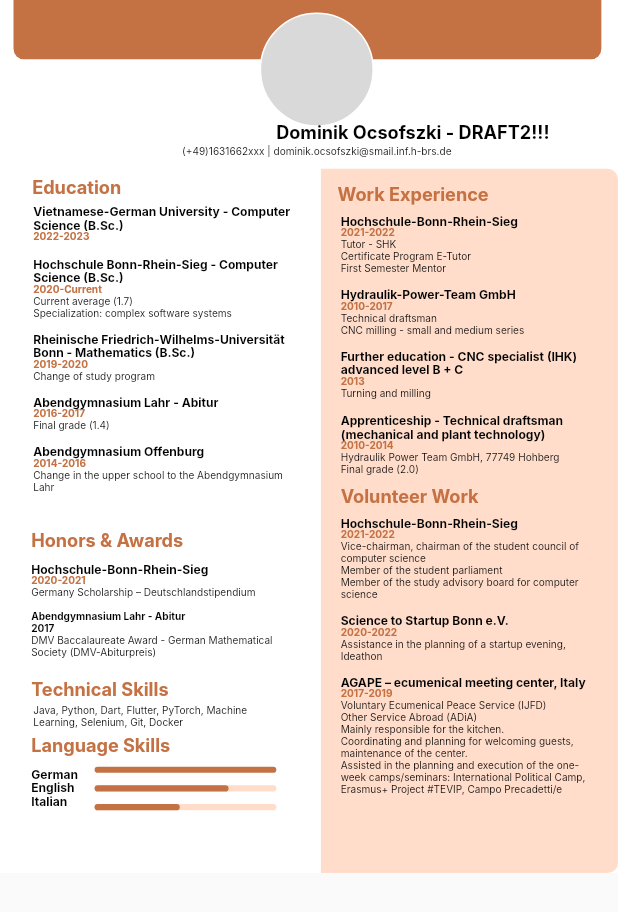
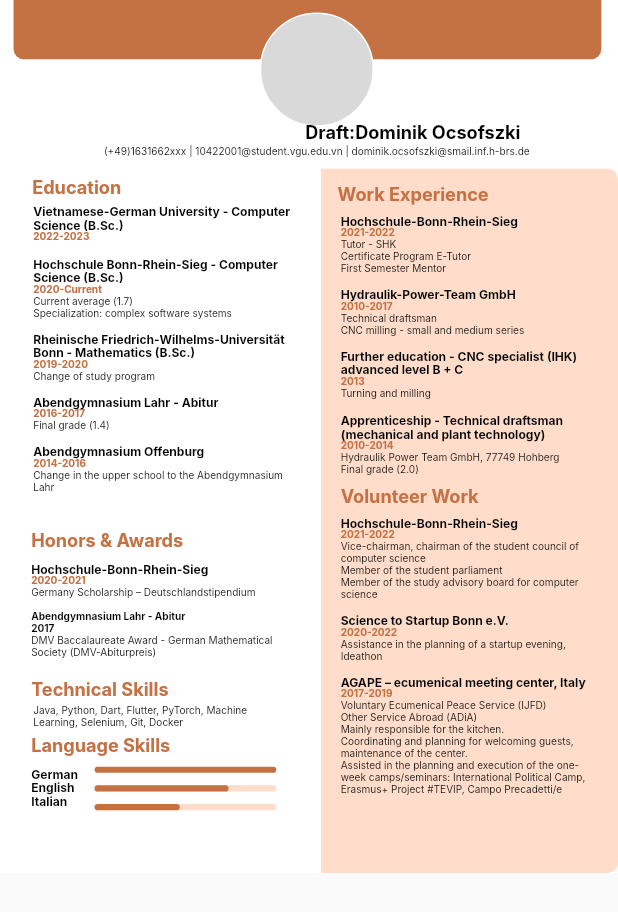
Before and after one commit to DominikOcsofszki/10422001.github.io, a Flutter app: the screen it shows after launch, on a phone screen of 412 x 824 dp. Shown: the top 912 px of the screen. Run offline on Flutter 3.47's test engine with Material 2 defaults, Android fonts, the light colour scheme and no system bars; missing offline and left inert: myapp; Roboto replaces fonts that are missing (Inter).

```diff
--- a/cv_flutter/lib/main.dart
+++ b/cv_flutter/lib/main.dart
@@ -1,6 +1,6 @@
 import 'package:flutter/material.dart';
-import 'package:myapp/utils.dart';
-import 'package:myapp/page-1/cv-dominik.dart' as cvDominik;
+import 'utils.dart';
+import 'page-1/cv-dominik.dart' as CvDominik;
 
 // void main() => runApp(MyApp());
 void main() {
@@ -21,7 +21,7 @@ class MyApp extends StatelessWidget {
       home: Scaffold(
         body: SingleChildScrollView(
           // child: Scene(),
-          child: cvDominik.Scene(),
+          child: CvDominik.Scene(),
         ),
       ),
     );
--- a/cv_flutter/lib/page-1/cv-dominik.dart
+++ b/cv_flutter/lib/page-1/cv-dominik.dart
@@ -1,5 +1,5 @@
 import 'package:flutter/material.dart';
-import 'package:myapp/utils.dart';
+import '/utils.dart';
 
 class Scene extends StatelessWidget {
   @override
@@ -78,7 +78,7 @@ class Scene extends StatelessWidget {
                           width: 350 * fem,
                           height: 22 * fem,
                           child: Text(
-                            'Dominik Ocsofszki - DRAFT2!!!',
+                            'Draft:Dominik Ocsofszki',
                             textAlign: TextAlign.center,
                             style: MyFont(
                               'Inter',
@@ -100,7 +100,7 @@ class Scene extends StatelessWidget {
                 margin:
                     EdgeInsets.fromLTRB(2 * fem, 0 * fem, 0 * fem, 10 * fem),
                 child: Text(
-                  '(+49)1631662xxx | dominik.ocsofszki@smail.inf.h-brs.de',
+                  '(+49)1631662xxx | 10422001@student.vgu.edu.vn | dominik.ocsofszki@smail.inf.h-brs.de',
                   textAlign: TextAlign.center,
                   style: MyFont(
                     'Inter',
--- a/cv_flutter/pubspec.yaml
+++ b/cv_flutter/pubspec.yaml
@@ -1,4 +1,4 @@
-name: myapp
+name: cv
 description: CV Dominik Ocsofszki
 
 
```
Also changed, not shown: 2 other files.
